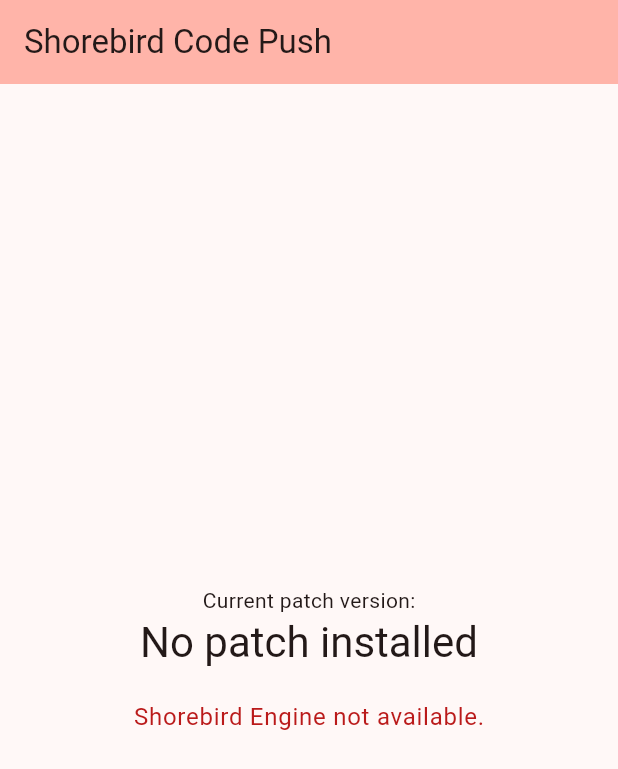
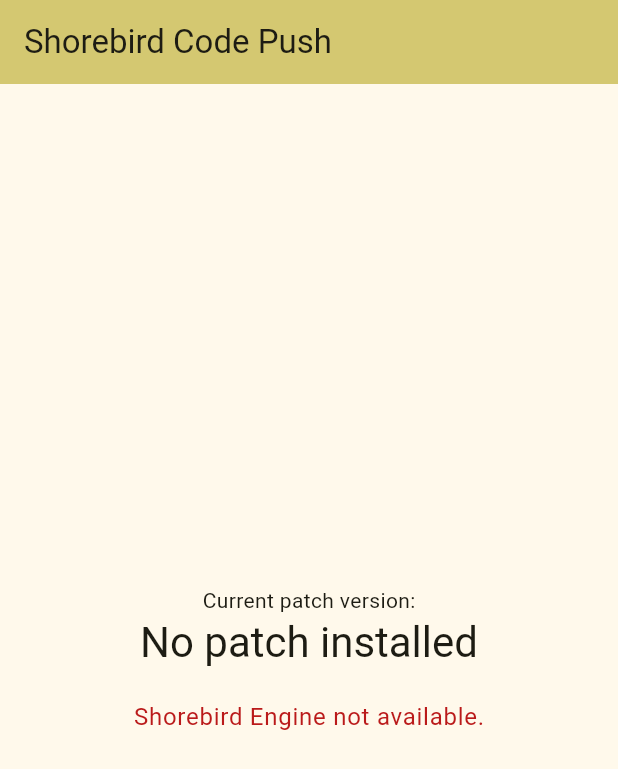
Before and after one commit to jiyeonjoy/flutter_shorebird_test_app, a Flutter app: the screen it shows after launch, on a phone screen of 412 x 824 dp. Shown: the top 769 px of the screen. Run offline on Flutter 3.47's test engine with Material 2 defaults, Android fonts, the light colour scheme and no system bars; missing offline and left inert: restart_app, shorebird_code_push.

Commit message:
Change color

```diff
--- a/lib/main.dart
+++ b/lib/main.dart
@@ -18,7 +18,7 @@
     return MaterialApp(
       title: 'Shorebird Code Push Demo',
       theme: ThemeData(
-        colorScheme: ColorScheme.fromSeed(seedColor: Colors.red),
+        colorScheme: ColorScheme.fromSeed(seedColor: Colors.yellow),
         useMaterial3: true,
       ),
       home: const MyHomePage(title: 'Shorebird Code Push'),
```
